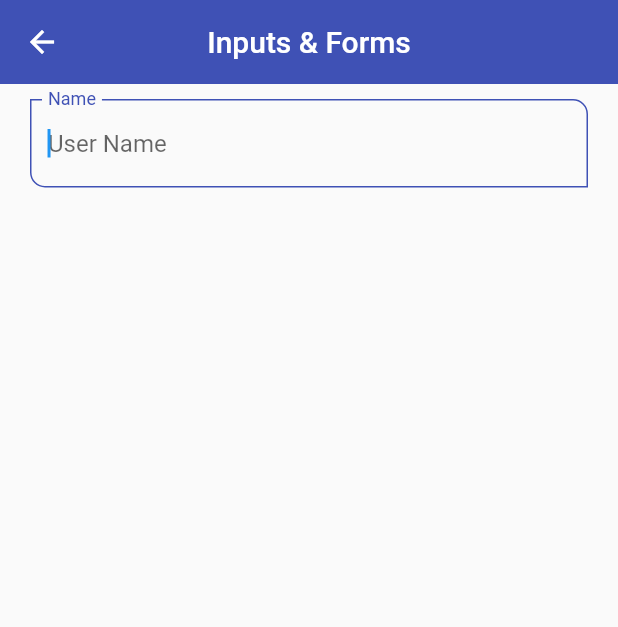
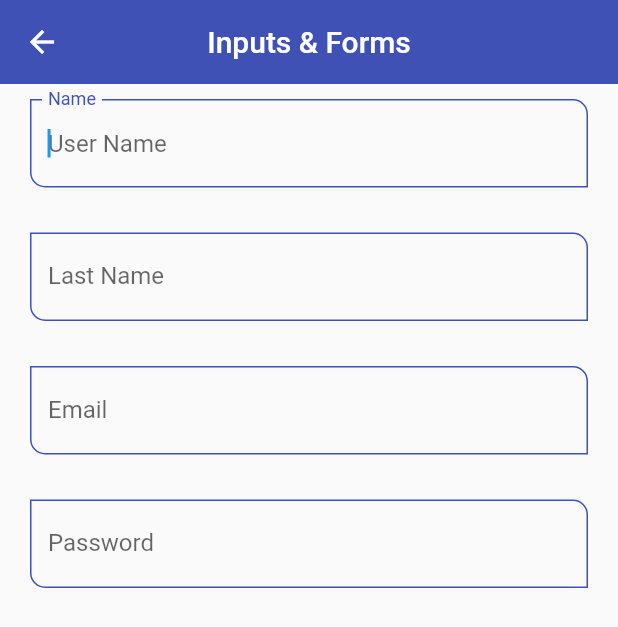
Before and after one commit to andrezffajardo/flutter_components_app, a Flutter app: the InputsScreen screen opened by its route, on a phone screen of 412 x 824 dp. Shown: the top 627 px of the screen. Run offline on Flutter 3.47's test engine with Material 2 defaults, Android fonts, the phone set to English and light mode, and no system bars.

Commit message:
Email and Password  fields

```diff
--- a/lib/screens/inputs_screen.dart
+++ b/lib/screens/inputs_screen.dart
@@ -19,6 +19,29 @@ class InputsScreen extends StatelessWidget {
                 labelText: 'Name',
                 hintText: 'User Name',
               ),
+              SizedBox(
+                height: 30,
+              ),
+              CustomInputField(
+                labelText: 'Last Name',
+                hintText: 'User Last Name',
+              ),
+              SizedBox(
+                height: 30,
+              ),
+              CustomInputField(
+                labelText: 'Email',
+                hintText: 'User Email',
+                keyboardType: TextInputType.emailAddress,
+              ),
+              SizedBox(
+                height: 30,
+              ),
+              CustomInputField(
+                labelText: 'Password',
+                hintText: 'User Password',
+                obscureText: true,
+              ),
             ],
           ),
         ),
--- a/lib/widgets/custom_input_field.dart
+++ b/lib/widgets/custom_input_field.dart
@@ -6,6 +6,8 @@ class CustomInputField extends StatelessWidget {
   final String? helperText;
   final IconData? icon;
   final IconData? suffixIcon;
+  final TextInputType? keyboardType;
+  final bool obscureText;
 
   const CustomInputField({
     Key? key,
@@ -14,6 +16,8 @@ class CustomInputField extends StatelessWidget {
     this.helperText,
     this.icon,
     this.suffixIcon,
+    this.keyboardType,
+    this.obscureText = false,
   }) : super(key: key);
 
   @override
@@ -22,6 +26,8 @@ class CustomInputField extends StatelessWidget {
       autofocus: true,
       initialValue: '',
       textCapitalization: TextCapitalization.words,
+      keyboardType: keyboardType,
+      obscureText: obscureText,
       onChanged: (value) {
         print('value: $value');
       },
```
